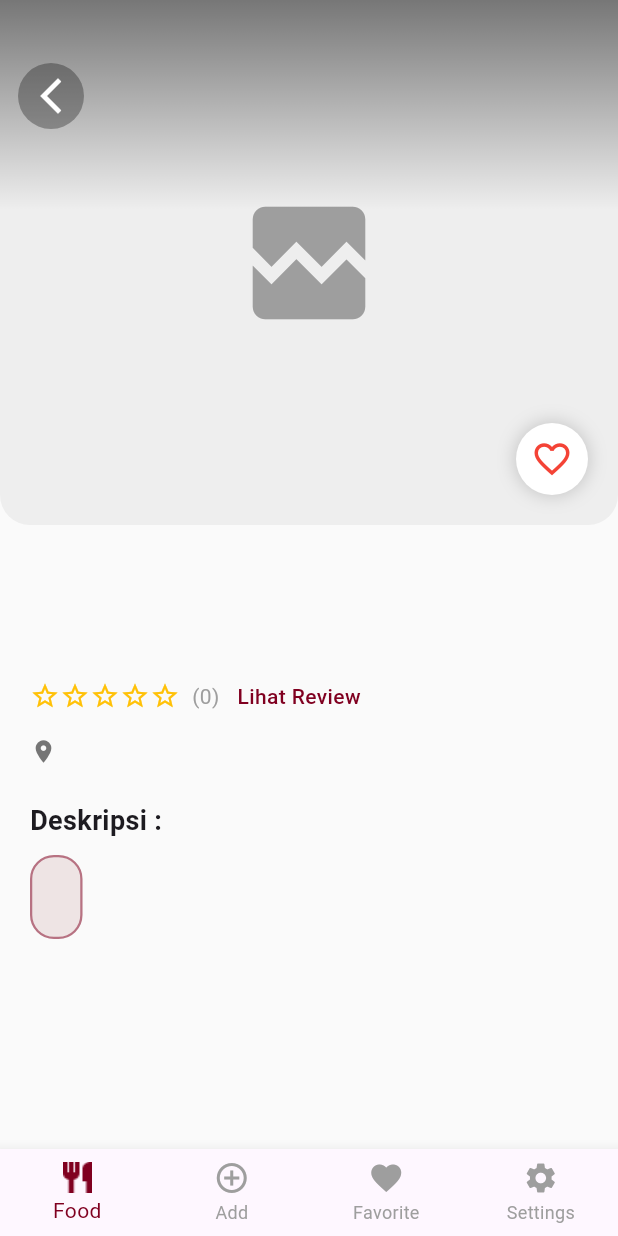
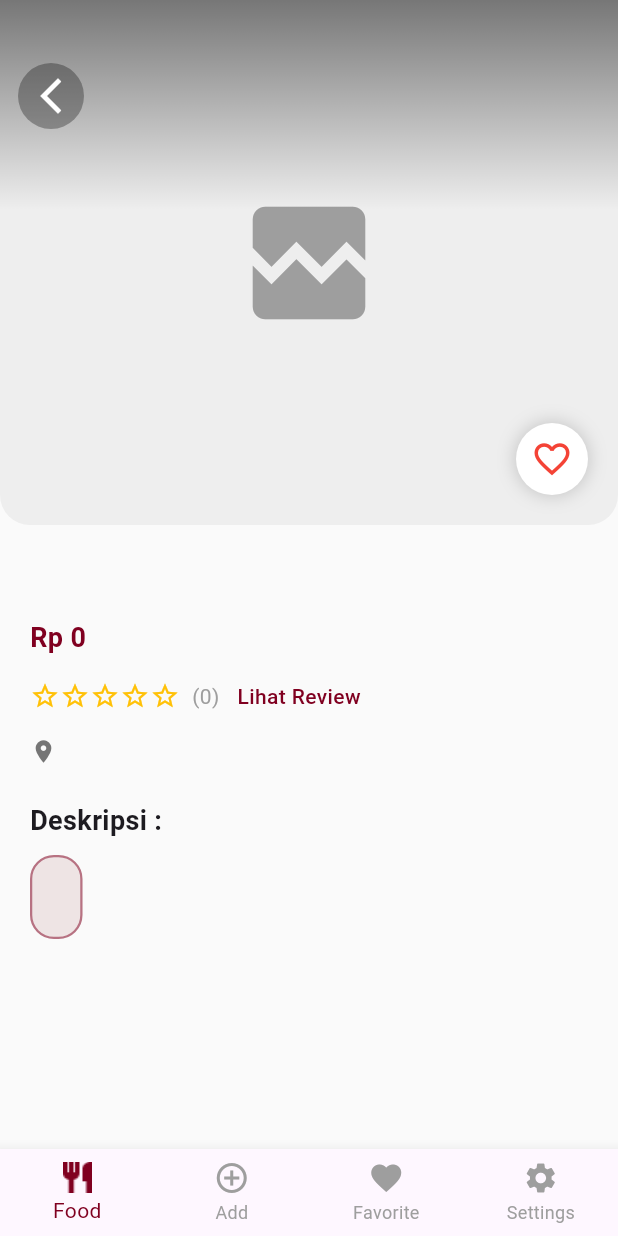
Before and after one commit to DamaiSilalahi/USUlicius, a Flutter app: the FoodDetailScreen screen opened directly with empty values, on a phone screen of 412 x 824 dp. Run offline on Flutter 3.47's test engine with Material 3 defaults, Android fonts, the phone set to English and light mode, and no system bars; our stand-ins replace cloud_firestore, cloud_functions, firebase_auth, firebase_core, firebase_storage, image_picker; accounts and stored records are empty; Roboto replaces fonts that are missing (Roboto Flex).

Commit message:
fix: perbaikan parsing dan formatting price rupiah

```diff
--- a/lib/screens/food_detail_screen.dart
+++ b/lib/screens/food_detail_screen.dart
@@ -1,11 +1,11 @@
-// lib/screens/food_detail_screen.dart
-
 import 'package:cloud_firestore/cloud_firestore.dart';
 import 'package:flutter/material.dart';
 import 'package:provider/provider.dart';
 import 'package:usulicius_kelompok_lucky/providers/food_provider.dart';
 import 'package:usulicius_kelompok_lucky/screens/home_screen.dart';
 import 'package:firebase_auth/firebase_auth.dart';
+import 'package:intl/intl.dart';
+
 
 class FoodDetailScreen extends StatefulWidget {
   final String foodId;
@@ -32,6 +32,7 @@ class FoodDetailScreen extends StatefulWidget {
 }
 
 class _FoodDetailScreenState extends State<FoodDetailScreen> {
+
   @override
   Widget build(BuildContext context) {
     final Color primaryColor = Theme.of(context).primaryColor;
@@ -49,26 +50,35 @@ class _FoodDetailScreenState extends State<FoodDetailScreen> {
         ),
       ),
       bottomNavigationBar: BottomNavigationBar(
+        // PENTING: Gunakan fixed agar 4 item terlihat rapi
+        type: BottomNavigationBarType.fixed,
         currentIndex: widget.originIndex,
-        type: BottomNavigationBarType.fixed, // Pastikan type fixed agar icon add muncul
         onTap: (index) {
+          // Logika Navigasi
           if (index == widget.originIndex) {
+            // Jika menekan tombol yang sama dengan asal halaman, kembali (pop)
             if (Navigator.canPop(context)) {
               Navigator.pop(context);
             }
           } else {
+            // Jika menekan tombol lain, kembali dulu lalu pindah tab di HomeScreen
             if (Navigator.canPop(context)) {
               Navigator.pop(context);
             }
             Future.delayed(const Duration(milliseconds: 50), () {
-              // Navigasi yang sesuai dengan urutan index baru
+              // Panggil navigasi di HomeScreen
+              // Index 0: Food
               if (index == 0) {
                 homeScreenKey.currentState?.navigateToPage(0);
                 homeContentKey.currentState?.scrollToTop();
-              } else if (index == 2) { // Favorite sekarang di index 2
+              }
+              // Index 2: Favorite (Sekarang di urutan ke-3)
+              else if (index == 2) {
                 homeScreenKey.currentState?.navigateToPage(2);
                 favoriteScreenKey.currentState?.scrollToTop();
-              } else {
+              }
+              // Index 1 (Add) atau 3 (Settings)
+              else {
                 homeScreenKey.currentState?.navigateToPage(index);
               }
             });
@@ -77,6 +87,7 @@ class _FoodDetailScreenState extends State<FoodDetailScreen> {
         selectedItemColor: primaryColor,
         unselectedItemColor: Colors.grey,
         items: [
+          // 1. Food
           BottomNavigationBarItem(
             icon: Image.asset(
               'assets/images/food.png',
@@ -92,15 +103,21 @@ class _FoodDetailScreenState extends State<FoodDetailScreen> {
             ),
             label: 'Food',
           ),
+
+          // 2. Add (MENU BARU)
           const BottomNavigationBarItem(
             icon: Icon(Icons.add_circle_outline),
             activeIcon: Icon(Icons.add_circle),
             label: 'Add',
           ),
+
+          // 3. Favorite
           const BottomNavigationBarItem(
             icon: Icon(Icons.favorite),
             label: 'Favorite',
           ),
+
+          // 4. Settings
           const BottomNavigationBarItem(
             icon: Icon(Icons.settings),
             label: 'Settings',
@@ -109,6 +126,13 @@ class _FoodDetailScreenState extends State<FoodDetailScreen> {
       ),
     );
   }
+
+String formatPrice(String price) {
+  final cleanPrice = price.replaceAll(RegExp(r'[^0-9]'), '');
+  final int value = int.tryParse(cleanPrice) ?? 0;
+  final formatter = NumberFormat('#,##0', 'id_ID');
+  return 'Rp ${formatter.format(value)}';
+}
 
   Widget _buildImageHeader(bool isFavorite, FoodProvider foodProvider) {
     return Stack(
@@ -126,18 +150,15 @@ class _FoodDetailScreenState extends State<FoodDetailScreen> {
               widget.imageUrl,
               fit: BoxFit.cover,
               errorBuilder: (context, error, stackTrace) {
-                print("Error load asset di Detail: ${widget.imageUrl}");
                 return Container(
                   color: Colors.grey[200],
-                  child: const Icon(Icons.broken_image,
-                      size: 100, color: Colors.grey),
+                  child: const Icon(Icons.broken_image, size: 100, color: Colors.grey),
                 );
               },
             )
                 : Container(
               color: Colors.grey[200],
-              child: const Icon(Icons.broken_image,
-                  size: 100, color: Colors.grey),
+              child: const Icon(Icons.broken_image, size: 100, color: Colors.grey),
             ),
           ),
         ),
@@ -161,8 +182,7 @@ class _FoodDetailScreenState extends State<FoodDetailScreen> {
           top: 40,
           left: 10,
           child: IconButton(
-            icon: const Icon(Icons.arrow_back_ios_new,
-                color: Colors.white, size: 28),
+            icon: const Icon(Icons.arrow_back_ios_new, color: Colors.white, size: 28),
             onPressed: () => Navigator.pop(context),
             style: IconButton.styleFrom(
               backgroundColor: Colors.black.withOpacity(0.3),
@@ -176,10 +196,7 @@ class _FoodDetailScreenState extends State<FoodDetailScreen> {
             decoration: BoxDecoration(
               color: Colors.white,
               shape: BoxShape.circle,
-              boxShadow: [
-                BoxShadow(
-                    color: Colors.black.withOpacity(0.2), blurRadius: 10)
-              ],
+              boxShadow: [BoxShadow(color: Colors.black.withOpacity(0.2), blurRadius: 10)],
             ),
             child: IconButton(
               icon: Icon(
@@ -213,11 +230,11 @@ class _FoodDetailScreenState extends State<FoodDetailScreen> {
           const SizedBox(height: 8),
 
           Text(
-            widget.price,
-            style: TextStyle(
-              fontSize: 18,
-              fontWeight: FontWeight.w600,
-              color: Theme.of(context).primaryColor,
+            formatPrice(widget.price),
+  style: TextStyle(
+    fontSize: 18,
+    fontWeight: FontWeight.w600,
+    color: Theme.of(context).primaryColor,
             ),
           ),
           const SizedBox(height: 16),
@@ -243,23 +260,26 @@ class _FoodDetailScreenState extends State<FoodDetailScreen> {
 
           const SizedBox(height: 16),
 
+          // === UPDATE: LOKASI TURUN KE BAWAH ===
           Row(
-            crossAxisAlignment: CrossAxisAlignment.start,
+            crossAxisAlignment: CrossAxisAlignment.start, // Ikon tetap di atas
             children: [
               Padding(
-                padding: const EdgeInsets.only(top: 2.0),
-                child: Icon(Icons.location_on,
-                    color: Colors.grey[600], size: 18),
+                padding: const EdgeInsets.only(top: 2.0), // Padding agar sejajar teks
+                child: Icon(Icons.location_on, color: Colors.grey[600], size: 18),
               ),
               const SizedBox(width: 8),
               Expanded(
                 child: Text(
                   widget.location,
                   style: TextStyle(fontSize: 14, color: Colors.grey[700]),
+                  // Overflow ellipsis dihapus agar teks turun ke bawah (multiline)
                 ),
               ),
             ],
           ),
+          // ======================================
+
           const SizedBox(height: 24),
 
           const Text(
@@ -305,8 +325,7 @@ class _FoodDetailScreenState extends State<FoodDetailScreen> {
         ),
         ...List.generate(
           5 - rating,
-              (index) =>
-          const Icon(Icons.star_border, color: Colors.amber, size: 20),
+              (index) => const Icon(Icons.star_border, color: Colors.amber, size: 20),
         ),
         const SizedBox(width: 8),
         Text(
@@ -346,6 +365,7 @@ class _FoodDetailScreenState extends State<FoodDetailScreen> {
         .doc(widget.foodId)
         .snapshots();
   }
+
 
   void _showReviewSheet(BuildContext context) {
     showModalBottomSheet(
@@ -393,8 +413,7 @@ class _FoodDetailScreenState extends State<FoodDetailScreen> {
                             "Jan", "Feb", "Mar", "Apr", "Mei", "Jun",
                             "Jul", "Ags", "Sep", "Okt", "Nov", "Des"
                           ];
-                          tanggal =
-                          "${dt.day} ${bulan[dt.month - 1]} ${dt.year}";
+                          tanggal = "${dt.day} ${bulan[dt.month - 1]} ${dt.year}";
                         }
 
                         int roundedSheetRating = (() {
@@ -412,8 +431,7 @@ class _FoodDetailScreenState extends State<FoodDetailScreen> {
                               return const SizedBox();
                             }
 
-                            final user =
-                            userSnap.data!.data() as Map<String, dynamic>?;
+                            final user = userSnap.data!.data() as Map<String, dynamic>?;
 
                             final String name = user?['username'] ?? 'User';
                             final String photoURL = user?['photoURL'] ?? '';
@@ -474,9 +492,8 @@ class _FoodDetailScreenState extends State<FoodDetailScreen> {
     );
   }
 
-  // === BAGIAN PERUBAHAN FOTO PROFIL ===
-  Widget _buildReviewItem(
-      String name, String date, String comment, int rating, String photoURL) {
+  Widget _buildReviewItem(String name, String date, String comment, int rating, String photoURL)
+  {
     return Container(
       margin: const EdgeInsets.only(bottom: 12.0),
       padding: const EdgeInsets.all(16.0),
@@ -492,14 +509,14 @@ class _FoodDetailScreenState extends State<FoodDetailScreen> {
         children: [
           Row(
             children: [
-              // Menggunakan asset default jika photoURL kosong
               CircleAvatar(
                 radius: 20,
                 backgroundImage: photoURL.isNotEmpty
                     ? NetworkImage(photoURL)
-                    : const AssetImage('assets/images/default.png')
-                as ImageProvider,
-                backgroundColor: Colors.transparent, // Agar background putih tidak menumpuk
+                    : null,
+                child: photoURL.isEmpty
+                    ? Icon(Icons.person, color: Theme.of(context).primaryColor)
+                    : null,
               ),
               const SizedBox(width: 10),
               Column(
@@ -507,8 +524,7 @@ class _FoodDetailScreenState extends State<FoodDetailScreen> {
                 children: [
                   Text(
                     name,
-                    style: const TextStyle(
-                        fontWeight: FontWeight.bold, fontSize: 16),
+                    style: const TextStyle(fontWeight: FontWeight.bold, fontSize: 16),
                   ),
                   Text(
                     date,
@@ -550,8 +566,7 @@ class _FoodDetailScreenState extends State<FoodDetailScreen> {
             final Color errorColor = Theme.of(context).colorScheme.error;
             final Color primaryColor = Theme.of(context).primaryColor;
             final Color greyColor = Colors.grey[600]!;
-            const EdgeInsets buttonPadding =
-            EdgeInsets.symmetric(vertical: 12, horizontal: 16);
+            const EdgeInsets buttonPadding = EdgeInsets.symmetric(vertical: 12, horizontal: 16);
 
             return Dialog(
               insetPadding: const EdgeInsets.symmetric(horizontal: 20.0),
@@ -574,6 +589,7 @@ class _FoodDetailScreenState extends State<FoodDetailScreen> {
                         ),
                       ),
                       const SizedBox(height: 16),
+
                       TextField(
                         controller: _reviewController,
                         decoration: InputDecoration(
@@ -589,19 +605,14 @@ class _FoodDetailScreenState extends State<FoodDetailScreen> {
                             borderSide: BorderSide(
                               color: _hasReviewError
                                   ? errorColor
-                                  : (Theme.of(context)
-                                  .inputDecorationTheme
-                                  .enabledBorder
-                                  ?.borderSide
-                                  .color ??
+                                  : (Theme.of(context).inputDecorationTheme.enabledBorder?.borderSide.color ??
                                   Colors.grey),
                             ),
                           ),
                           focusedBorder: OutlineInputBorder(
                             borderRadius: BorderRadius.circular(12.0),
                             borderSide: BorderSide(
-                              color:
-                              _hasReviewError ? errorColor : primaryColor,
+                              color: _hasReviewError ? errorColor : primaryColor,
                               width: 2,
                             ),
                           ),
@@ -609,6 +620,7 @@ class _FoodDetailScreenState extends State<FoodDetailScreen> {
                         maxLines: 3,
                       ),
                       const SizedBox(height: 16),
+
                       Text(
                         _ratingErrorText ?? 'Rate this food',
                         textAlign: TextAlign.center,
@@ -618,6 +630,7 @@ class _FoodDetailScreenState extends State<FoodDetailScreen> {
                               : Theme.of(context).textTheme.bodyMedium?.color,
                         ),
                       ),
+
                       Row(
                         mainAxisAlignment: MainAxisAlignment.center,
                         children: [
@@ -630,8 +643,7 @@ class _FoodDetailScreenState extends State<FoodDetailScreen> {
                                 });
                               },
                               child: Padding(
-                                padding:
-                                const EdgeInsets.symmetric(horizontal: 4.0),
+                                padding: const EdgeInsets.symmetric(horizontal: 4.0),
                                 child: Icon(
                                   i < _rating ? Icons.star : Icons.star_border,
                                   color: Colors.amber,
@@ -640,15 +652,16 @@ class _FoodDetailScreenState extends State<FoodDetailScreen> {
                             ),
                         ],
                       ),
+
                       const SizedBox(height: 16),
+
                       Row(
                         mainAxisAlignment: MainAxisAlignment.end,
                         children: [
                           OutlinedButton(
                             style: OutlinedButton.styleFrom(
                               foregroundColor: Theme.of(context).primaryColor,
-                              side: BorderSide(
-                                  color: Theme.of(context).primaryColor),
+                              side: BorderSide(color: Theme.of(context).primaryColor),
                               shape: RoundedRectangleBorder(
                                 borderRadius: BorderRadius.circular(20),
                               ),
@@ -659,7 +672,9 @@ class _FoodDetailScreenState extends State<FoodDetailScreen> {
                               Navigator.pop(dialogContext);
                             },
                           ),
+
                           const SizedBox(width: 8),
+
                           ElevatedButton(
                             style: ElevatedButton.styleFrom(
                               shape: RoundedRectangleBorder(
@@ -670,8 +685,7 @@ class _FoodDetailScreenState extends State<FoodDetailScreen> {
                             child: const Text('Kirim'),
                             onPressed: () async {
                               bool isValid = true;
-                              final String reviewText =
-                              _reviewController.text.trim();
+                              final String reviewText = _reviewController.text.trim();
 
                               stateSetter(() {
                                 if (reviewText.isEmpty) {
@@ -693,14 +707,11 @@ class _FoodDetailScreenState extends State<FoodDetailScreen> {
 
                               if (isValid) {
                                 try {
-                                  await FirebaseFirestore.instance
-                                      .collection('reviews')
-                                      .add({
+                                  await FirebaseFirestore.instance.collection('reviews').add({
                                     'comment': reviewText,
                                     'rating': _rating,
                                     'foodID': widget.foodId,
-                                    'userID': FirebaseAuth
-                                        .instance.currentUser!.uid,
+                                    'userID': FirebaseAuth.instance.currentUser!.uid,
                                     'date': Timestamp.now(),
                                   });
                                   print('✅ Review berhasil ditambahkan!');
--- a/pubspec.yaml
+++ b/pubspec.yaml
@@ -25,6 +25,7 @@ dependencies:
   cloud_functions: ^6.0.4
   firebase_storage: ^13.0.4
 
+
 dev_dependencies:
   flutter_test:
     sdk: flutter
```
